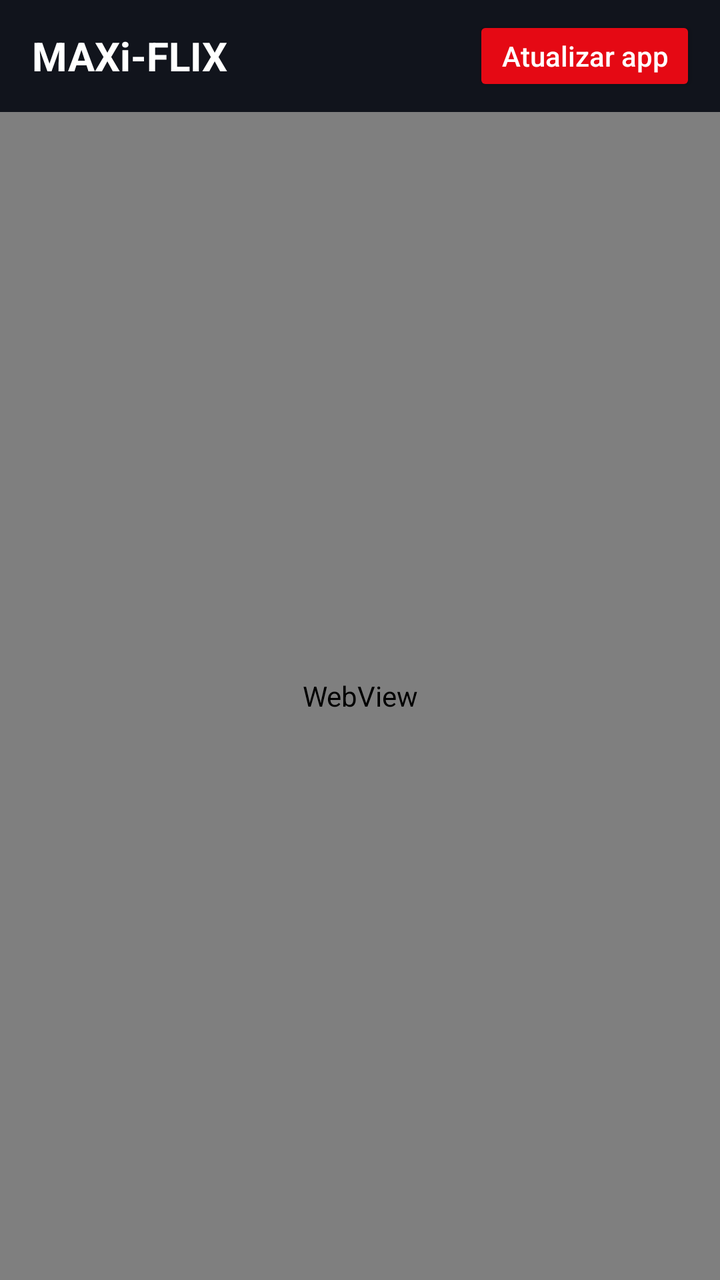
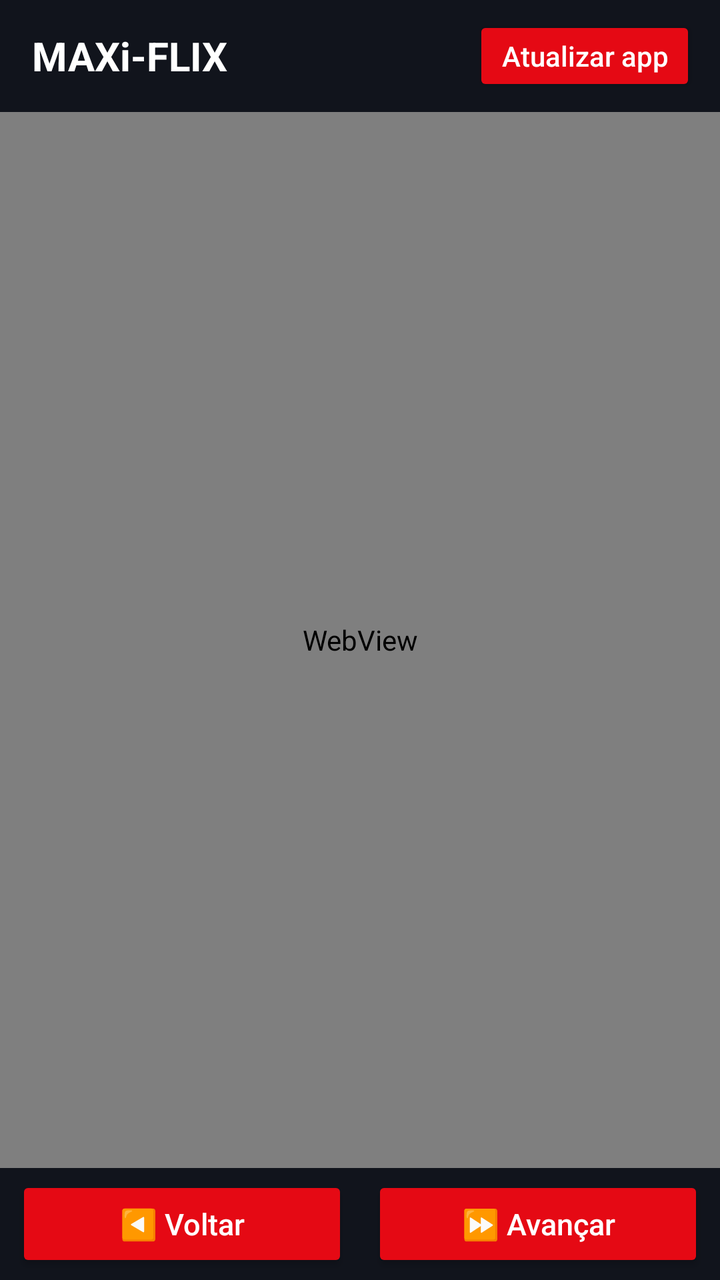

The first picture is an Android layout as it rendered before a commit; the second is the same layout after the commit. The layout source and the unified diff follow.
<!-- AndroidManifest.xml: application theme Theme.MaxiFlix -->
<!-- res/layout/activity_main.xml -->
<?xml version="1.0" encoding="utf-8"?>
<FrameLayout xmlns:android="http://schemas.android.com/apk/res/android"
    android:id="@+id/rootContainer"
    android:layout_width="match_parent"
    android:layout_height="match_parent"
    android:background="@color/screen_background">

    <LinearLayout
        android:id="@+id/mainContent"
        android:layout_width="match_parent"
        android:layout_height="match_parent"
        android:orientation="vertical"
        android:background="@color/screen_background">

        <LinearLayout
            android:id="@+id/topBar"
            android:layout_width="match_parent"
            android:layout_height="56dp"
            android:gravity="center_vertical"
            android:orientation="horizontal"
            android:paddingStart="16dp"
            android:paddingEnd="12dp"
            android:background="@color/top_bar">

            <TextView
                android:id="@+id/appTitle"
                android:layout_width="0dp"
                android:layout_height="wrap_content"
                android:layout_weight="1"
                android:text="@string/app_name"
                android:textColor="@android:color/white"
                android:textSize="20sp"
                android:textStyle="bold" />

            <Button
                android:id="@+id/updateButton"
                android:layout_width="wrap_content"
                android:layout_height="40dp"
                android:minWidth="0dp"
                android:paddingStart="14dp"
                android:paddingEnd="14dp"
                android:backgroundTint="@color/accent"
                android:text="@string/update_button"
                android:textAllCaps="false"
                android:textColor="@android:color/white"
                android:textSize="14sp" />
        </LinearLayout>

        <ProgressBar
            android:id="@+id/updateProgress"
            style="?android:attr/progressBarStyleHorizontal"
            android:layout_width="match_parent"
            android:layout_height="3dp"
            android:max="100"
            android:progress="0"
            android:progressTint="@color/accent"
            android:visibility="gone" />

        <TextView
            android:id="@+id/updateStatus"
            android:layout_width="match_parent"
            android:layout_height="wrap_content"
            android:paddingStart="12dp"
            android:paddingEnd="12dp"
            android:paddingTop="6dp"
            android:paddingBottom="6dp"
            android:background="@color/top_bar"
            android:textColor="@color/status_text"
            android:textSize="12sp"
            android:visibility="gone" />

        <WebView
            android:id="@+id/siteWeb"
            android:layout_width="match_parent"
            android:layout_height="0dp"
            android:layout_weight="1"
            android:background="@color/screen_background" />
    </LinearLayout>

    <FrameLayout
        android:id="@+id/fullscreenContainer"
        android:layout_width="match_parent"
        android:layout_height="match_parent"
        android:background="@android:color/black"
        android:visibility="gone" />
</FrameLayout>
<!-- resources referenced by this layout -->
<resources>
  <color name="accent">#E50914</color>
  <color name="screen_background">#090B10</color>
  <color name="status_text">#D8DCE5</color>
  <color name="top_bar">#11141C</color>
  <string name="app_name">MAXi-FLIX</string>
  <string name="update_button">Atualizar app</string>
  <style name="Theme.MaxiFlix" parent="Theme.AppCompat.DayNight.NoActionBar">
          <item name="android:windowBackground">@color/screen_background</item>
          <item name="android:statusBarColor">@color/screen_background</item>
          <item name="android:navigationBarColor">@color/screen_background</item>
          <item name="android:windowLightStatusBar">false</item>
          <item name="android:colorAccent">@color/accent</item>
      </style>
</resources>

<!-- the commit's change to res/layout/activity_main.xml (unified diff, before → after) -->
@@ -75,6 +75,43 @@
             android:layout_height="0dp"
             android:layout_weight="1"
             android:background="@color/screen_background" />
+
+        <LinearLayout
+            android:id="@+id/navigationBar"
+            android:layout_width="match_parent"
+            android:layout_height="wrap_content"
+            android:orientation="horizontal"
+            android:gravity="center"
+            android:paddingStart="8dp"
+            android:paddingEnd="8dp"
+            android:paddingTop="4dp"
+            android:paddingBottom="4dp"
+            android:background="@color/top_bar">
+
+            <Button
+                android:id="@+id/backButton"
+                android:layout_width="0dp"
+                android:layout_height="48dp"
+                android:layout_weight="1"
+                android:layout_marginEnd="6dp"
+                android:backgroundTint="@color/accent"
+                android:text="◀️ Voltar"
+                android:textAllCaps="false"
+                android:textColor="@android:color/white"
+                android:textSize="15sp" />
+
+            <Button
+                android:id="@+id/forwardButton"
+                android:layout_width="0dp"
+                android:layout_height="48dp"
+                android:layout_weight="1"
+                android:layout_marginStart="6dp"
+                android:backgroundTint="@color/accent"
+                android:text="⏩ Avançar"
+                android:textAllCaps="false"
+                android:textColor="@android:color/white"
+                android:textSize="15sp" />
+        </LinearLayout>
     </LinearLayout>
 
     <FrameLayout
